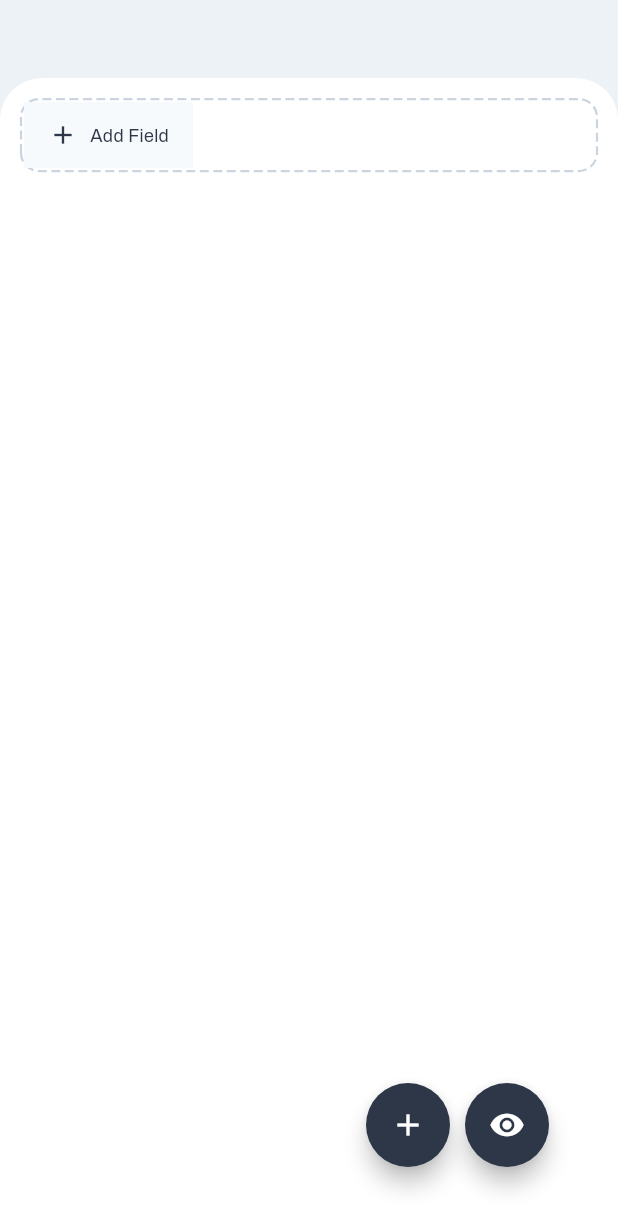
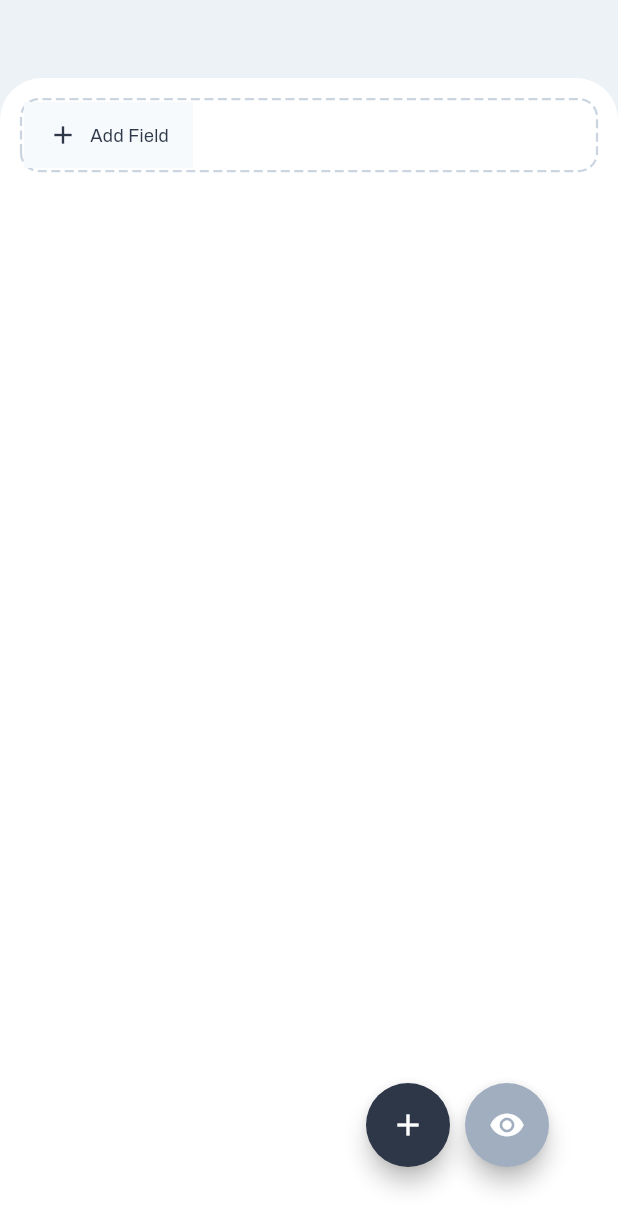
Before and after one commit to orlandobj/flutter_form_test, a Flutter app: the FormCreationPage screen opened directly, on a phone screen of 412 x 824 dp. Shown: the top 1230 px of the screen. Run offline on Flutter 3.47's test engine with Material 3 defaults, Android fonts, the phone set to English and light mode, and no system bars; drawn by our look-alikes of dotted_border; our stand-ins replace get.

```diff
--- a/lib/pages/form_creation/form_creation_page.dart
+++ b/lib/pages/form_creation/form_creation_page.dart
@@ -114,6 +114,7 @@ class _FormCreationPageState extends State<FormCreationPage> {
           mainAxisSize: MainAxisSize.min,
           children: [
             FloatingActionButton(
+              heroTag: 'add',
               onPressed: () {
                 AddFieldBottomsheet.show().then((_) {
                   formCreationController.resetNewField();
@@ -121,19 +122,27 @@ class _FormCreationPageState extends State<FormCreationPage> {
               },
               backgroundColor: ProjectColors.gray800,
               shape: const CircleBorder(),
-              child: const Icon(Icons.add,
-                  color:
-                      ProjectColors.white),
+              child: const Icon(Icons.add, color: ProjectColors.white),
             ),
             const SizedBox(width: 10),
-            FloatingActionButton(
-              onPressed: () {
-                Get.to(const FormPreviewPage());
-              },
-              backgroundColor: ProjectColors.gray800,
-              shape: const CircleBorder(),
-              child: const Icon(Icons.visibility, color: ProjectColors.white),
-            ),
+            Obx(() {
+              final isDisabled = formCreationController.listFields.isEmpty;
+              return FloatingActionButton(
+                heroTag: 'preview',
+                onPressed: isDisabled
+                    ? null
+                    : () {
+                        Get.to(const FormPreviewPage());
+                      },
+                backgroundColor:
+                    isDisabled ? ProjectColors.gray500 : ProjectColors.gray800,
+                shape: const CircleBorder(),
+                child: const Icon(
+                  Icons.visibility,
+                  color: ProjectColors.white,
+                ),
+              );
+            }),
           ],
         ),
       ),
--- a/lib/pages/form_preview/form_preview_page.dart
+++ b/lib/pages/form_preview/form_preview_page.dart
@@ -63,14 +63,13 @@ class _FormPreviewPageState extends State<FormPreviewPage> {
       floatingActionButton: Padding(
         padding: const EdgeInsets.only(bottom: 30, right: 30),
         child: FloatingActionButton(
+          heroTag: 'quit_preview',
           onPressed: () {
             Get.back();
           },
           backgroundColor: ProjectColors.gray300,
           shape: const CircleBorder(),
-          child: const Icon(Icons.visibility,
-              color:
-                  ProjectColors.gray800),
+          child: const Icon(Icons.visibility, color: ProjectColors.gray800),
         ),
       ),
     );
```
